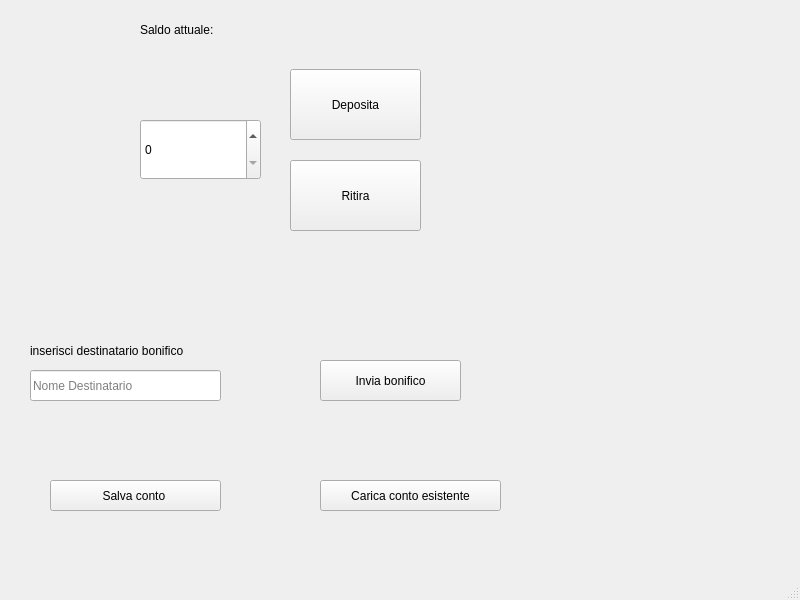
Old version of the form MainWindow.ui in the repository AndreaDiPietro0/BankAccount_DiPietro.
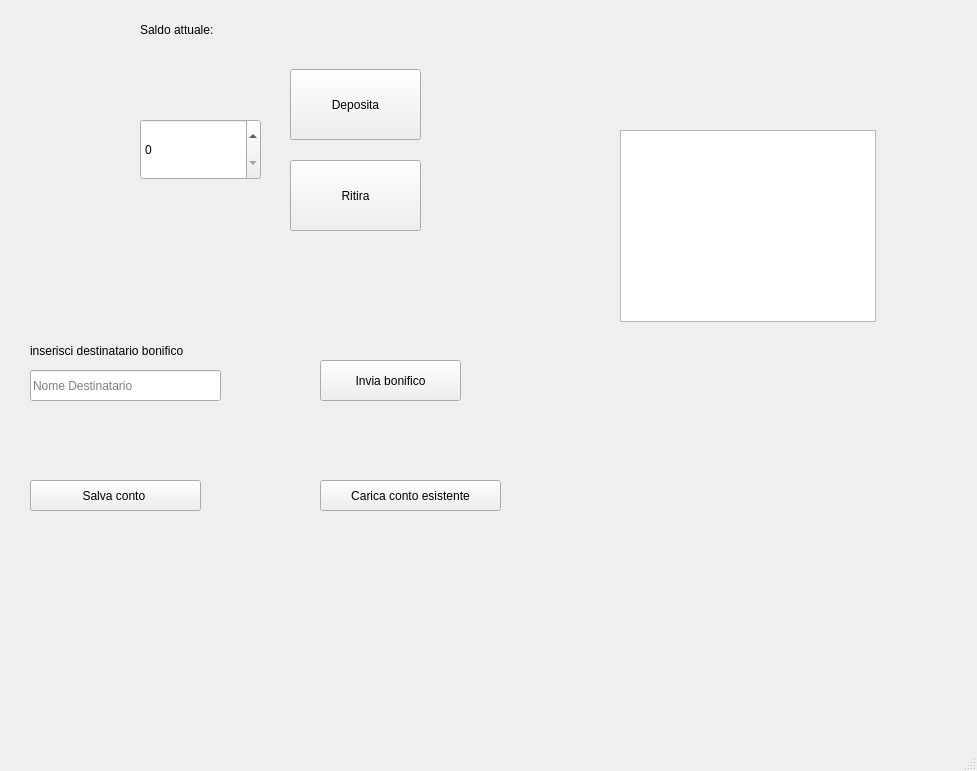
New version of the form.

Commit message: aggiunto storico dei movimenti

```diff
--- a/MainWindow.ui
+++ b/MainWindow.ui
@@ -6,8 +6,8 @@
    <rect>
     <x>0</x>
     <y>0</y>
-    <width>800</width>
-    <height>600</height>
+    <width>977</width>
+    <height>771</height>
    </rect>
   </property>
   <property name="windowTitle">
@@ -69,7 +69,7 @@
    <widget class="QPushButton" name="btnSave">
     <property name="geometry">
      <rect>
-      <x>50</x>
+      <x>30</x>
       <y>480</y>
       <width>171</width>
       <height>31</height>
@@ -131,6 +131,16 @@
      <string>inserisci destinatario bonifico</string>
     </property>
    </widget>
+   <widget class="QListWidget" name="listTransactions">
+    <property name="geometry">
+     <rect>
+      <x>620</x>
+      <y>130</y>
+      <width>256</width>
+      <height>192</height>
+     </rect>
+    </property>
+   </widget>
   </widget>
   <widget class="QMenuBar" name="menubar">
    <property name="geometry">
```
Left out of the diff: 2 changed lines with no effect on the pictures. The commit also changes 2 other files.
